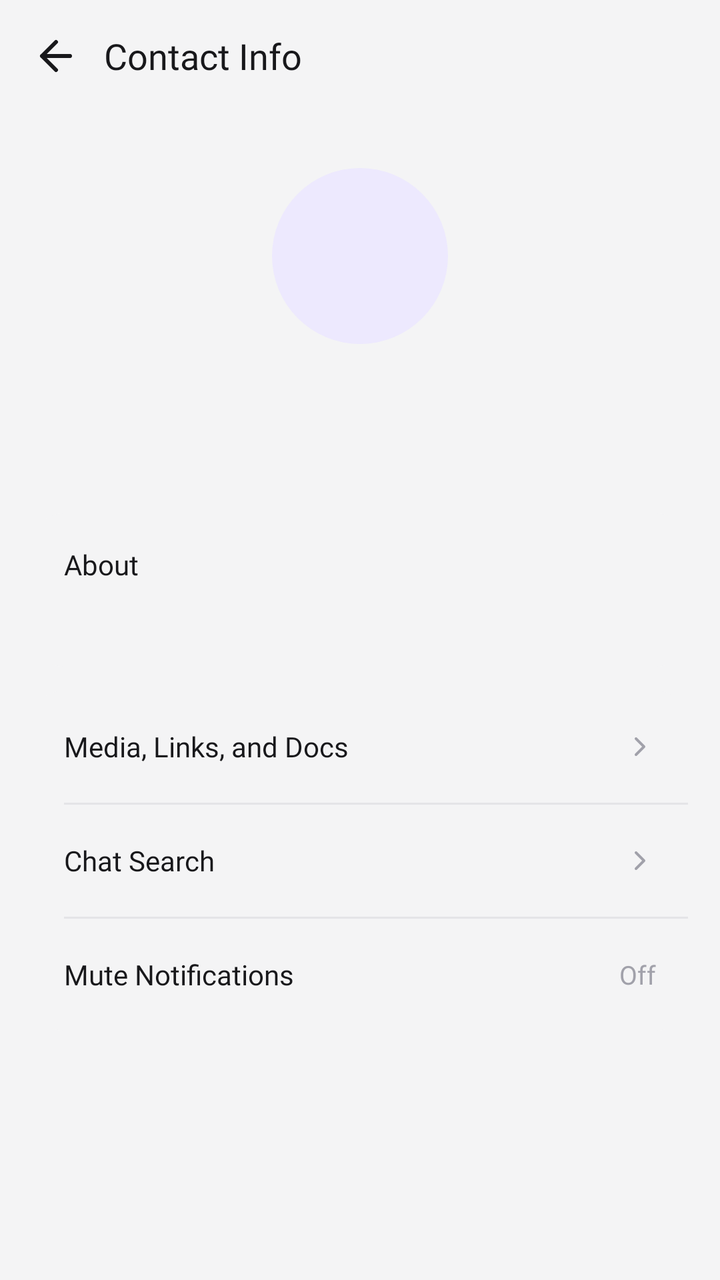
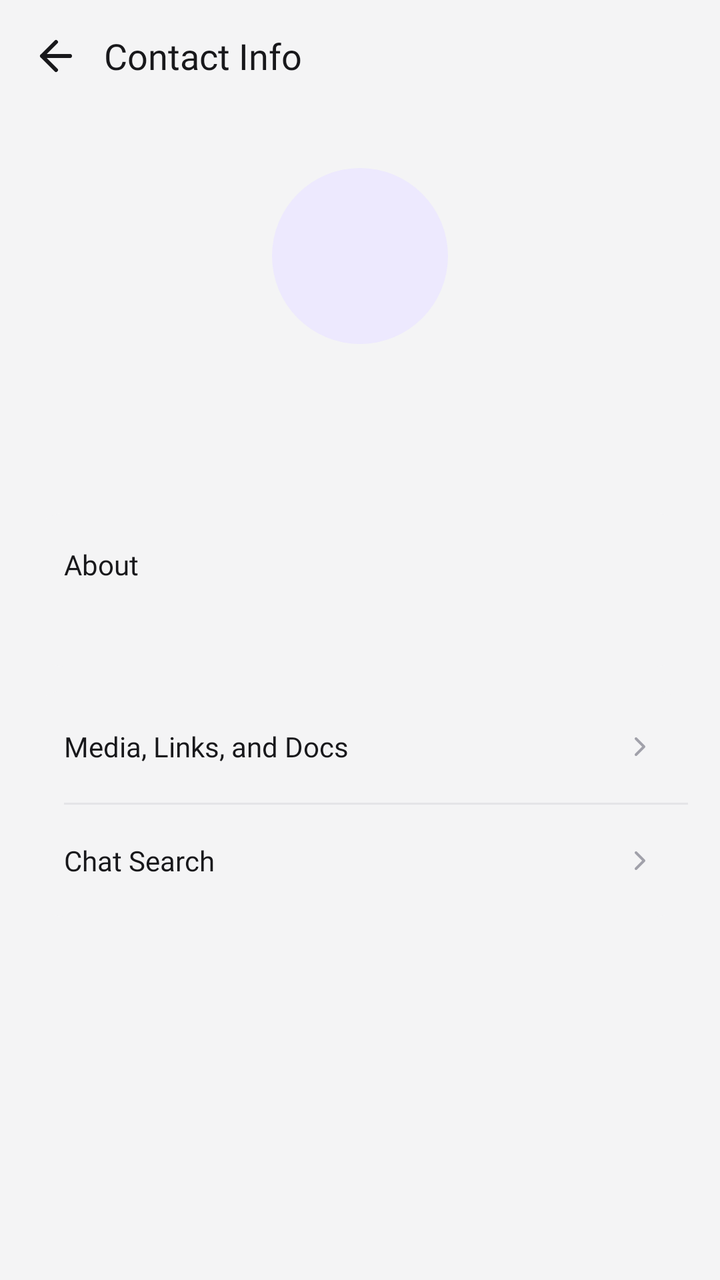

Before-and-after screenshots of an Android layout around one commit, followed by the original layout XML and the change that was made.
<!-- AndroidManifest.xml: application theme Theme.Mconnect -->
<!-- res/layout/fragment_chat_contact_info.xml -->
<?xml version="1.0" encoding="utf-8"?>
<LinearLayout xmlns:android="http://schemas.android.com/apk/res/android"
    android:layout_width="match_parent"
    android:layout_height="match_parent"
    android:background="?attr/colorSurfaceSecondary"
    android:orientation="vertical">

    <LinearLayout
        android:layout_width="match_parent"
        android:layout_height="56dp"
        android:gravity="center_vertical"
        android:paddingHorizontal="16dp">

        <ImageView
            android:id="@+id/btnBack"
            android:layout_width="24dp"
            android:layout_height="24dp"
            android:contentDescription="Back"
            android:src="@drawable/ic_arrow_left"
            android:tint="?attr/colorForegroundPrimary" />

        <TextView
            android:layout_width="0dp"
            android:layout_height="wrap_content"
            android:layout_marginStart="12dp"
            android:layout_weight="1"
            android:fontFamily="@font/inter_bold"
            android:text="Contact Info"
            android:textColor="?attr/colorForegroundPrimary"
            android:textSize="18sp" />
    </LinearLayout>

    <ScrollView
        android:layout_width="match_parent"
        android:layout_height="0dp"
        android:layout_weight="1"
        android:fillViewport="true">

        <LinearLayout
            android:layout_width="match_parent"
            android:layout_height="wrap_content"
            android:orientation="vertical">

            <LinearLayout
                android:layout_width="match_parent"
                android:layout_height="wrap_content"
                android:gravity="center"
                android:orientation="vertical"
                android:paddingTop="28dp"
                android:paddingBottom="20dp">

                <FrameLayout
                    android:id="@+id/avatarContainer"
                    android:layout_width="88dp"
                    android:layout_height="88dp"
                    android:background="@drawable/bg_chat_avatar">

                    <TextView
                        android:id="@+id/tvAvatar"
                        android:layout_width="wrap_content"
                        android:layout_height="wrap_content"
                        android:layout_gravity="center"
                        android:fontFamily="@font/inter_bold"
                        android:textColor="?attr/colorAccentPrimary"
                        android:textSize="24sp" />
                </FrameLayout>

                <TextView
                    android:id="@+id/tvTitle"
                    android:layout_width="wrap_content"
                    android:layout_height="wrap_content"
                    android:layout_marginTop="16dp"
                    android:fontFamily="@font/inter_bold"
                    android:textColor="?attr/colorForegroundPrimary"
                    android:textSize="20sp" />

                <TextView
                    android:id="@+id/tvMeta"
                    android:layout_width="wrap_content"
                    android:layout_height="wrap_content"
                    android:layout_marginTop="4dp"
                    android:fontFamily="@font/inter_regular"
                    android:textColor="?attr/colorForegroundMuted"
                    android:textSize="13sp" />
            </LinearLayout>

            <LinearLayout
                android:layout_width="match_parent"
                android:layout_height="wrap_content"
                android:layout_marginHorizontal="16dp"
                android:layout_marginBottom="12dp"
                android:background="@drawable/bg_stat_card"
                android:orientation="vertical"
                android:padding="16dp">

                <TextView
                    android:layout_width="wrap_content"
                    android:layout_height="wrap_content"
                    android:fontFamily="@font/inter_semibold"
                    android:text="About"
                    android:textColor="?attr/colorForegroundPrimary"
                    android:textSize="14sp" />

                <TextView
                    android:id="@+id/tvAbout"
                    android:layout_width="wrap_content"
                    android:layout_height="wrap_content"
                    android:layout_marginTop="8dp"
                    android:fontFamily="@font/inter_regular"
                    android:textColor="?attr/colorForegroundSecondary"
                    android:textSize="13sp" />
            </LinearLayout>

            <LinearLayout
                android:layout_width="match_parent"
                android:layout_height="wrap_content"
                android:layout_marginHorizontal="16dp"
                android:background="@drawable/bg_stat_card"
                android:orientation="vertical">

                <LinearLayout
                    android:layout_width="match_parent"
                    android:layout_height="56dp"
                    android:gravity="center_vertical"
                    android:orientation="horizontal"
                    android:paddingHorizontal="16dp">

                    <TextView
                        android:layout_width="0dp"
                        android:layout_height="wrap_content"
                        android:layout_weight="1"
                        android:fontFamily="@font/inter_medium"
                        android:text="Media, Links, and Docs"
                        android:textColor="?attr/colorForegroundPrimary"
                        android:textSize="14sp" />

                    <ImageView
                        android:layout_width="16dp"
                        android:layout_height="16dp"
                        android:contentDescription="Open"
                        android:src="@drawable/ic_chevron_right"
                        android:tint="?attr/colorForegroundMuted" />
                </LinearLayout>

                <View
                    android:layout_width="match_parent"
                    android:layout_height="1dp"
                    android:layout_marginStart="16dp"
                    android:background="?attr/colorBorder" />

                <LinearLayout
                    android:layout_width="match_parent"
                    android:layout_height="56dp"
                    android:gravity="center_vertical"
                    android:orientation="horizontal"
                    android:paddingHorizontal="16dp">

                    <TextView
                        android:layout_width="0dp"
                        android:layout_height="wrap_content"
                        android:layout_weight="1"
                        android:fontFamily="@font/inter_medium"
                        android:text="Chat Search"
                        android:textColor="?attr/colorForegroundPrimary"
                        android:textSize="14sp" />

                    <ImageView
                        android:layout_width="16dp"
                        android:layout_height="16dp"
                        android:contentDescription="Open"
                        android:src="@drawable/ic_chevron_right"
                        android:tint="?attr/colorForegroundMuted" />
                </LinearLayout>

                <View
                    android:layout_width="match_parent"
                    android:layout_height="1dp"
                    android:layout_marginStart="16dp"
                    android:background="?attr/colorBorder" />

                <LinearLayout
                    android:layout_width="match_parent"
                    android:layout_height="56dp"
                    android:gravity="center_vertical"
                    android:orientation="horizontal"
                    android:paddingHorizontal="16dp">

                    <TextView
                        android:layout_width="0dp"
                        android:layout_height="wrap_content"
                        android:layout_weight="1"
                        android:fontFamily="@font/inter_medium"
                        android:text="Mute Notifications"
                        android:textColor="?attr/colorForegroundPrimary"
                        android:textSize="14sp" />

                    <TextView
                        android:id="@+id/tvMuteValue"
                        android:layout_width="wrap_content"
                        android:layout_height="wrap_content"
                        android:fontFamily="@font/inter_regular"
                        android:text="Off"
                        android:textColor="?attr/colorForegroundMuted"
                        android:textSize="13sp" />
                </LinearLayout>
            </LinearLayout>
        </LinearLayout>
    </ScrollView>
</LinearLayout>
<!-- resources referenced by this layout -->
<resources>
  <!-- drawable bg_chat_avatar (drawable) -->
  <?xml version="1.0" encoding="utf-8"?>
  <shape xmlns:android="http://schemas.android.com/apk/res/android"
      android:shape="oval">
      <solid android:color="?attr/colorAccentLight" />
  </shape>
  <!-- drawable bg_stat_card (drawable) -->
  <?xml version="1.0" encoding="utf-8"?>
  <shape xmlns:android="http://schemas.android.com/apk/res/android"
      android:shape="rectangle">
      <solid android:color="?attr/colorSurfaceSecondary" />
      <corners android:radius="16dp" />
  </shape>
  <!-- drawable ic_arrow_left (drawable) -->
  <vector xmlns:android="http://schemas.android.com/apk/res/android"
      android:width="24dp"
      android:height="24dp"
      android:viewportWidth="24"
      android:viewportHeight="24">
      <path
          android:pathData="M19,12H5M12,19l-7,-7 7,-7"
          android:strokeWidth="2"
          android:fillColor="#00000000"
          android:strokeColor="#FFFFFF"
          android:strokeLineCap="round"
          android:strokeLineJoin="round" />
  </vector>
  <!-- drawable ic_chevron_right (drawable) -->
  <?xml version="1.0" encoding="utf-8"?>
  <vector xmlns:android="http://schemas.android.com/apk/res/android"
      android:width="24dp"
      android:height="24dp"
      android:viewportWidth="24"
      android:viewportHeight="24"
      android:tint="?attr/colorForegroundMuted">
      <path
          android:pathData="M9,18L15,12L9,6"
          android:strokeWidth="2"
          android:strokeColor="@android:color/white"
          android:strokeLineCap="round"
          android:strokeLineJoin="round" />
  </vector>
  <color name="lt_accent_primary">#FF7C3AED</color>
  <color name="lt_accent_secondary">#FFA855F7</color>
  <color name="lt_foreground_inverse">#FFFFFFFF</color>
  <color name="lt_surface_primary">#FFFFFFFF</color>
  <color name="lt_surface_secondary">#FFF4F4F5</color>
  <color name="lt_foreground_primary">#FF18181B</color>
  <color name="lt_accent_primary_hover">#FF6D28D9</color>
  <color name="lt_surface_tertiary">#FFE4E4E7</color>
  <color name="lt_surface_inverse">#FF18181B</color>
  <color name="lt_foreground_secondary">#FF52525B</color>
  <color name="lt_foreground_muted">#FFA1A1AA</color>
  <color name="lt_border">#FFE4E4E7</color>
  <color name="lt_border_light">#FFF4F4F5</color>
  <color name="lt_error">#FFDC2626</color>
  <color name="lt_success">#FF16A34A</color>
  <color name="lt_warning">#FFD97706</color>
  <color name="lt_info">#FF2563EB</color>
  <color name="lt_accent_light">#FFEDE9FE</color>
  <color name="lt_success_light">#FFDCFCE7</color>
  <color name="lt_warning_light">#FFFEF3C7</color>
  <color name="lt_error_light">#FFFEE2E2</color>
  <color name="lt_info_light">#FFDBEAFE</color>
  <!-- unchanged entries left out for length: 1 -->
</resources>

<!-- the commit's change to res/layout/fragment_chat_contact_info.xml (unified diff, before → after) -->
@@ -119,8 +119,12 @@
                 android:orientation="vertical">
 
                 <LinearLayout
+                    android:id="@+id/rowMedia"
                     android:layout_width="match_parent"
                     android:layout_height="56dp"
+                    android:background="?attr/selectableItemBackground"
+                    android:clickable="true"
+                    android:focusable="true"
                     android:gravity="center_vertical"
                     android:orientation="horizontal"
                     android:paddingHorizontal="16dp">
@@ -149,8 +153,12 @@
                     android:background="?attr/colorBorder" />
 
                 <LinearLayout
+                    android:id="@+id/rowSearch"
                     android:layout_width="match_parent"
                     android:layout_height="56dp"
+                    android:background="?attr/selectableItemBackground"
+                    android:clickable="true"
+                    android:focusable="true"
                     android:gravity="center_vertical"
                     android:orientation="horizontal"
                     android:paddingHorizontal="16dp">
@@ -171,38 +179,6 @@
                         android:src="@drawable/ic_chevron_right"
                         android:tint="?attr/colorForegroundMuted" />
                 </LinearLayout>
-
-                <View
-                    android:layout_width="match_parent"
-                    android:layout_height="1dp"
-                    android:layout_marginStart="16dp"
-                    android:background="?attr/colorBorder" />
-
-                <LinearLayout
-                    android:layout_width="match_parent"
-                    android:layout_height="56dp"
-                    android:gravity="center_vertical"
-                    android:orientation="horizontal"
-                    android:paddingHorizontal="16dp">
-
-                    <TextView
-                        android:layout_width="0dp"
-                        android:layout_height="wrap_content"
-                        android:layout_weight="1"
-                        android:fontFamily="@font/inter_medium"
-                        android:text="Mute Notifications"
-                        android:textColor="?attr/colorForegroundPrimary"
-                        android:textSize="14sp" />
-
-                    <TextView
-                        android:id="@+id/tvMuteValue"
-                        android:layout_width="wrap_content"
-                        android:layout_height="wrap_content"
-                        android:fontFamily="@font/inter_regular"
-                        android:text="Off"
-                        android:textColor="?attr/colorForegroundMuted"
-                        android:textSize="13sp" />
-                </LinearLayout>
             </LinearLayout>
         </LinearLayout>
     </ScrollView>
